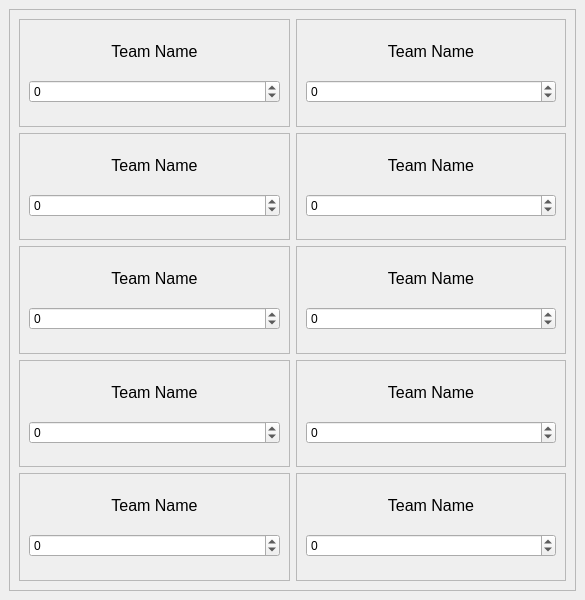
First picture: the form in UI_Files/team_window.ui, repository Thomas1B/Jeeopardy-, before the edit.
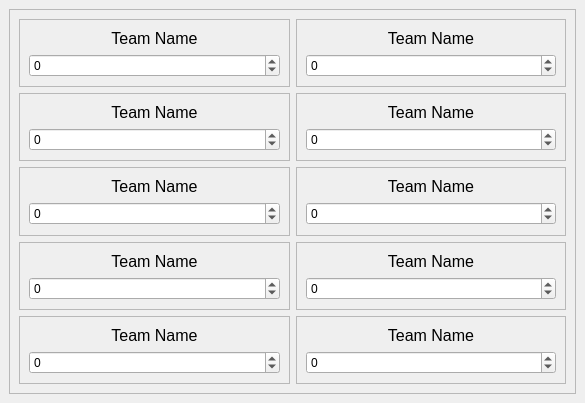
Second picture: the form after the edit.

```diff
--- a/UI_Files/team_window.ui
+++ b/UI_Files/team_window.ui
@@ -7,7 +7,7 @@
     <x>0</x>
     <y>0</y>
     <width>585</width>
-    <height>600</height>
+    <height>403</height>
    </rect>
   </property>
   <property name="windowTitle">
```
